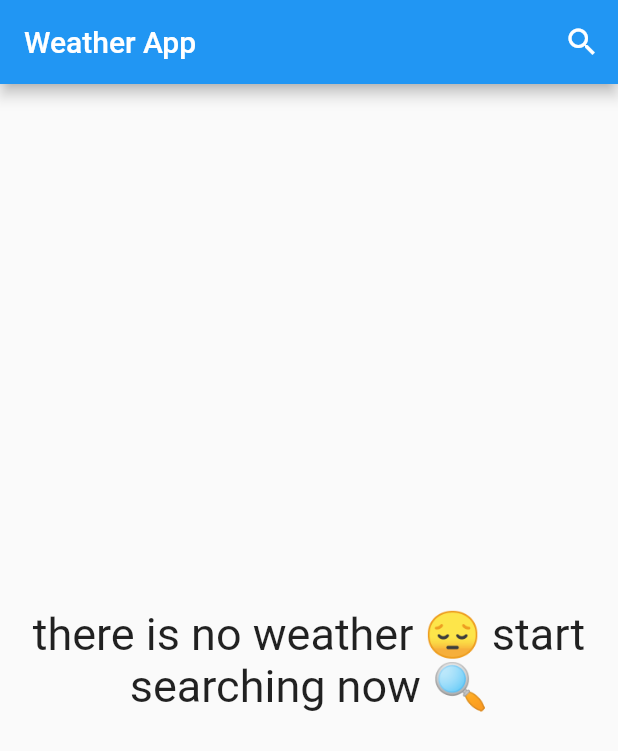
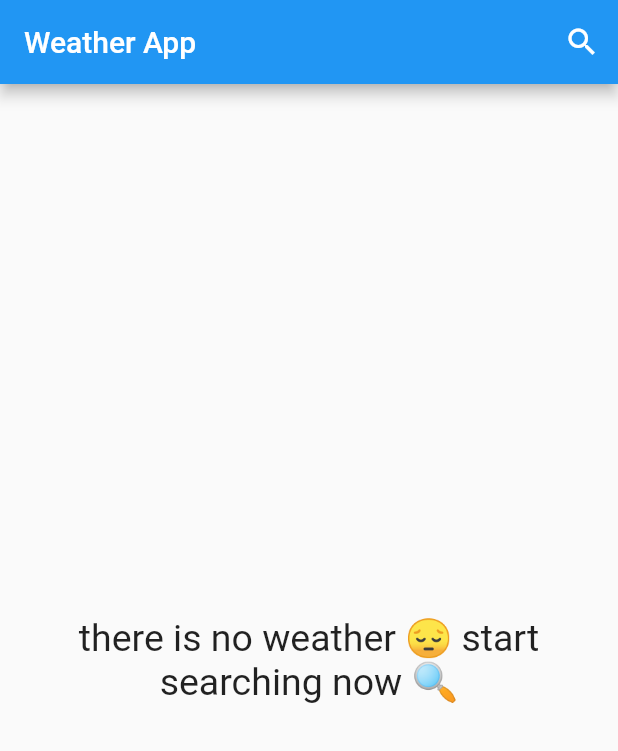
Before and after one commit to Mohamed123-r/weather_app, a Flutter app: the screen it shows after launch, on a phone screen of 412 x 824 dp. Shown: the top 751 px of the screen. Run offline on Flutter 3.47's test engine with Material 3 defaults, Android fonts, the phone set to English and light mode, and no system bars; our stand-ins replace dio, flutter_bloc.

Commit message:
finish app

```diff
--- a/lib/widgets/no_weather_body.dart
+++ b/lib/widgets/no_weather_body.dart
@@ -16,13 +16,13 @@ class NoWeatherBody extends StatelessWidget {
             Text(
               'there is no weather 😔 start',
               style: TextStyle(
-                fontSize: 30,
+                fontSize: 25,
               ),
             ),
             Text(
               'searching now 🔍',
               style: TextStyle(
-                fontSize: 30,
+                fontSize: 25,
               ),
             )
           ],
```
Also changed, not shown: pubspec.yaml (+21 -0 lines), assets/logo/cloudy_1163657.png (added), pubspec.lock, 32 other files.
